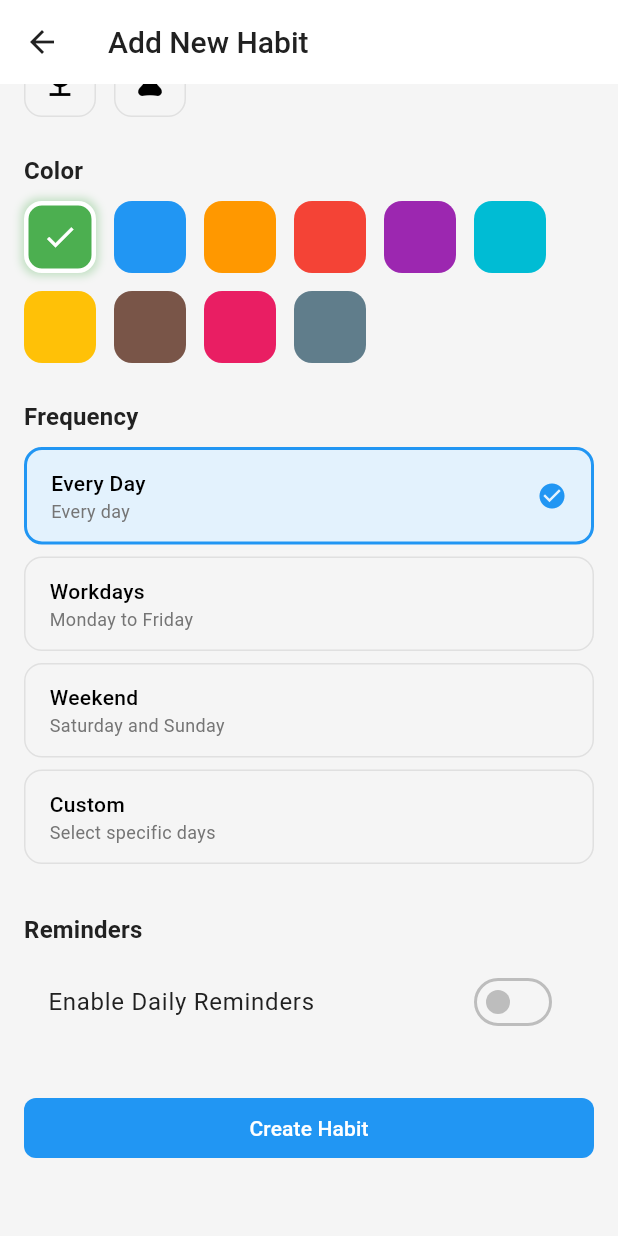
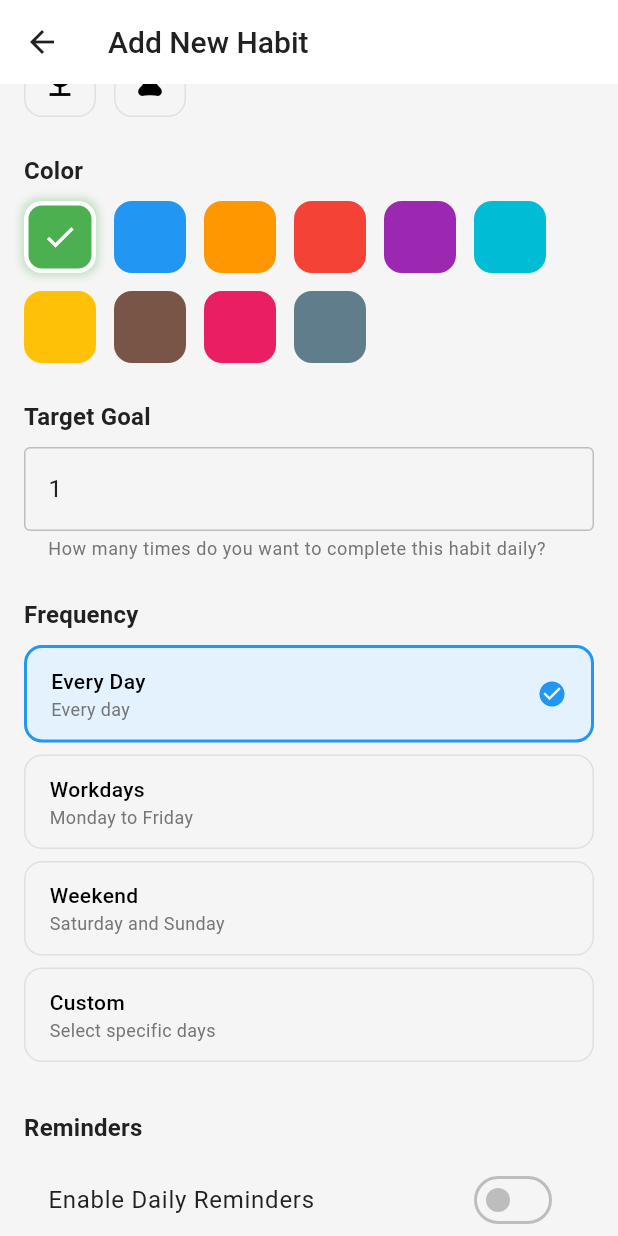
Before and after one commit to fcavaletto/habit_forge_app, a Flutter app: the AddHabitView screen opened directly with empty values, scrolled down 526 dp, on a phone screen of 412 x 824 dp. Run offline on Flutter 3.47's test engine with Material 3 defaults, Android fonts, the phone set to English and light mode, and no system bars; our stand-ins replace file_picker, fl_chart, flutter_local_notifications, share_plus, shared_preferences, timezone; accounts and stored records are empty.

Commit message:
Add target goal feature to habit creation
- Add targetGoal field to Habit model (default: 1)
- Update JSON serialization with backward compatibility
- Add goal input field in habit creation form with validation
- Validate integer input with proper error messages
- Update YearGrid to show goal achievement visually:
  - Green border for goal-achieving days
  - Different opacity scaling based on target goal
  - Tooltips show progress (count/target)
  - Visual indicators for goal achievement
- Update HabitCard to display completion counts
- Add isGoalAchieved() method for goal tracking
- Comprehensive validation: integer, >0, ≤1000
- Backward compatible with existing habits (default goal: 1)

```diff
--- a/lib/controllers/add_habit_controller.dart
+++ b/lib/controllers/add_habit_controller.dart
@@ -13,12 +13,14 @@ class AddHabitController {
   // Form state
   final TextEditingController nameController = TextEditingController();
   final TextEditingController descriptionController = TextEditingController();
+  final TextEditingController targetGoalController = TextEditingController(text: '1');
 
   String selectedIconName = 'check_circle';
   int selectedColorIndex = 0;
   FrequencyData frequencyData = FrequencyData.forType(Frequency.everyDay);
   TimeOfDay? reminderTime;
   bool enableReminders = false;
+  int targetGoal = 1;
 
   bool isLoading = false;
   String? errorMessage;
@@ -31,6 +33,7 @@ class AddHabitController {
     // Clear error message when user starts typing
     nameController.addListener(_clearError);
     descriptionController.addListener(_clearError);
+    targetGoalController.addListener(_clearError);
   }
 
   void _clearError() {
@@ -66,6 +69,30 @@ class AddHabitController {
       return false;
     }
 
+    // Validate target goal
+    final goalText = targetGoalController.text.trim();
+    if (goalText.isEmpty) {
+      errorMessage = 'Target goal is required';
+      return false;
+    }
+
+    final goalValue = int.tryParse(goalText);
+    if (goalValue == null) {
+      errorMessage = 'Target goal must be a valid number';
+      return false;
+    }
+
+    if (goalValue <= 0) {
+      errorMessage = 'Target goal must be greater than 0';
+      return false;
+    }
+
+    if (goalValue > 1000) {
+      errorMessage = 'Target goal cannot exceed 1000';
+      return false;
+    }
+
+    targetGoal = goalValue;
     return true;
   }
 
@@ -97,6 +124,7 @@ class AddHabitController {
         reminderTime: enableReminders ? reminderTime : null,
         enableReminders: enableReminders,
         frequencyDays: frequencyData.days,
+        targetGoal: targetGoal,
       );
 
       debugPrint('🎯 Habit created successfully: ${habit.name}');
--- a/lib/models/habit.dart
+++ b/lib/models/habit.dart
@@ -51,6 +51,9 @@ class Habit {
   /// Frequency data for when the habit should be active
   final Map<String, int> frequencyDays;
 
+  /// Target number of completions per day for this habit
+  final int targetGoal;
+
   /// Maximum number of habit colors available in the theme
   static const int maxColorIndex = 9;
 
@@ -65,6 +68,9 @@ class Habit {
     'mon': 1, 'tue': 1, 'wed': 1, 'thu': 1, 'fri': 1, 'sat': 1, 'sun': 1
   };
 
+  /// Default target goal for new habits
+  static const int defaultTargetGoal = 1;
+
   Habit({
     required this.id,
     required this.name,
@@ -77,8 +83,10 @@ class Habit {
     this.enableReminders = false,
     this.isArchived = false,
     this.frequencyDays = defaultFrequencyDays,
+    this.targetGoal = defaultTargetGoal,
   }) : assert(colorIndex >= 0 && colorIndex <= maxColorIndex,
-              'Color index must be between 0 and $maxColorIndex');
+              'Color index must be between 0 and $maxColorIndex'),
+       assert(targetGoal > 0, 'Target goal must be greater than 0');
 
   /// Factory constructor to create a new habit with deterministic ID generation.
   ///
@@ -109,6 +117,7 @@ class Habit {
     bool enableReminders = false,
     bool isArchived = false,
     Map<String, int>? frequencyDays,
+    int targetGoal = defaultTargetGoal,
   }) {
     // Generate deterministic ID based on normalized name and icon
     final normalizedName = name.toLowerCase().trim();
@@ -126,6 +135,7 @@ class Habit {
       enableReminders: enableReminders,
       isArchived: isArchived,
       frequencyDays: frequencyDays ?? defaultFrequencyDays,
+      targetGoal: targetGoal,
     );
   }
 
@@ -169,6 +179,14 @@ class Habit {
   int getCompletionCount(DateTime date) {
     final normalizedDate = DateTime(date.year, date.month, date.day);
     return completions[normalizedDate] ?? 0;
+  }
+
+  /// Check if the goal is achieved for a specific date
+  ///
+  /// @param date The date to check goal achievement for
+  /// @return true if completion count >= target goal, false otherwise
+  bool isGoalAchieved(DateTime date) {
+    return getCompletionCount(date) >= targetGoal;
   }
 
   /// Calculate current streak of consecutive completed days
@@ -302,6 +320,7 @@ class Habit {
     bool? enableReminders,
     bool? isArchived,
     Map<String, int>? frequencyDays,
+    int? targetGoal,
   }) {
     return Habit(
       id: id ?? this.id,
@@ -315,6 +334,7 @@ class Habit {
       enableReminders: enableReminders ?? this.enableReminders,
       isArchived: isArchived ?? this.isArchived,
       frequencyDays: frequencyDays ?? this.frequencyDays,
+      targetGoal: targetGoal ?? this.targetGoal,
     );
   }
 
@@ -342,6 +362,7 @@ class Habit {
       'enableReminders': enableReminders,
       'isArchived': isArchived,
       'frequencyDays': frequencyDays,
+      'targetGoal': targetGoal,
       // Convert DateTime keys to ISO strings for JSON compatibility
       'completions': completions.map(
         (key, value) => MapEntry(key.toIso8601String(), value),
@@ -385,6 +406,7 @@ class Habit {
       frequencyDays: (json['frequencyDays'] as Map<String, dynamic>?)?.map(
         (key, value) => MapEntry(key, value as int),
       ) ?? defaultFrequencyDays, // Default to every day
+      targetGoal: json['targetGoal'] as int? ?? defaultTargetGoal, // Default to 1
       // Reconstruct completion map with DateTime keys
       // Handle backward compatibility: convert boolean values to integers
       completions: (json['completions'] as Map<String, dynamic>).map(
--- a/lib/screens/add_habit_view.dart
+++ b/lib/screens/add_habit_view.dart
@@ -127,6 +127,20 @@ class _AddHabitViewState extends State<AddHabitView> {
 
           const SizedBox(height: 24),
 
+          // Target Goal
+          _buildSectionTitle('Target Goal'),
+          TextFormField(
+            controller: _controller.targetGoalController,
+            keyboardType: TextInputType.number,
+            decoration: const InputDecoration(
+              hintText: 'Enter target completions per day',
+              border: OutlineInputBorder(),
+              helperText: 'How many times do you want to complete this habit daily?',
+            ),
+          ),
+
+          const SizedBox(height: 24),
+
           // Frequency Selection
           _buildSectionTitle('Frequency'),
           FrequencySelector(
```
Also changed, not shown: lib/widgets/year_grid.dart (+11 -3 lines).
